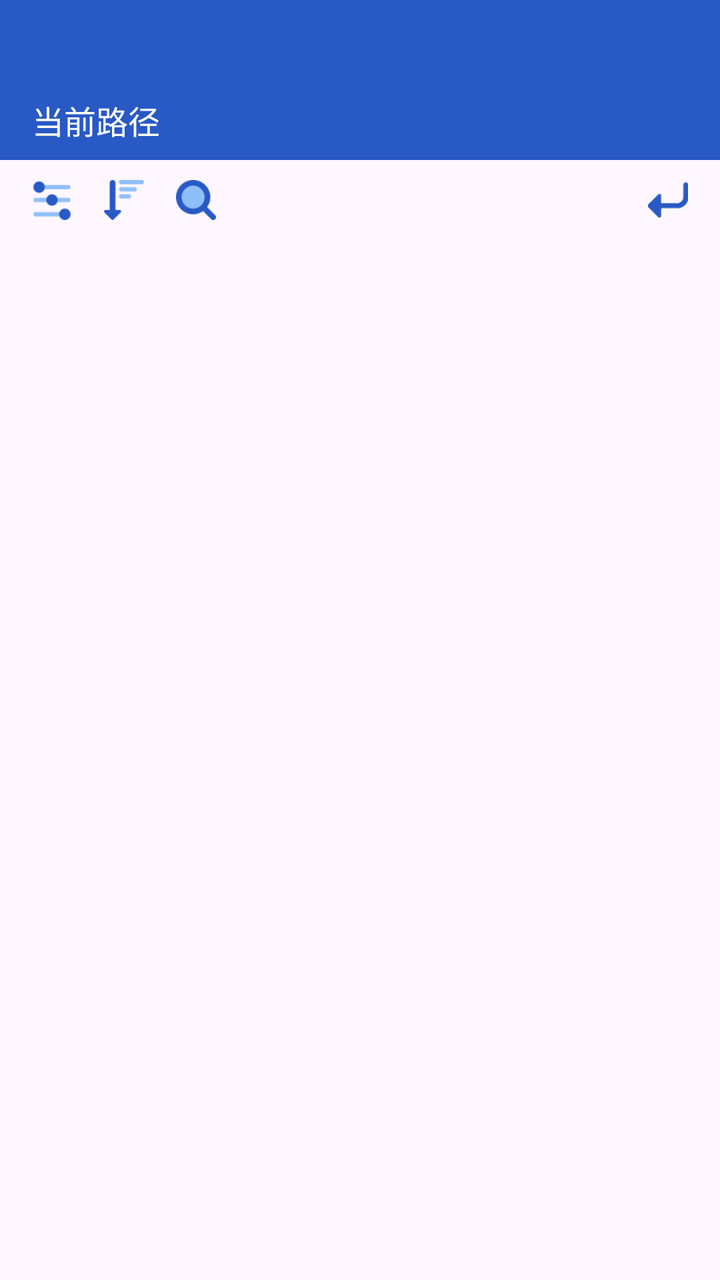
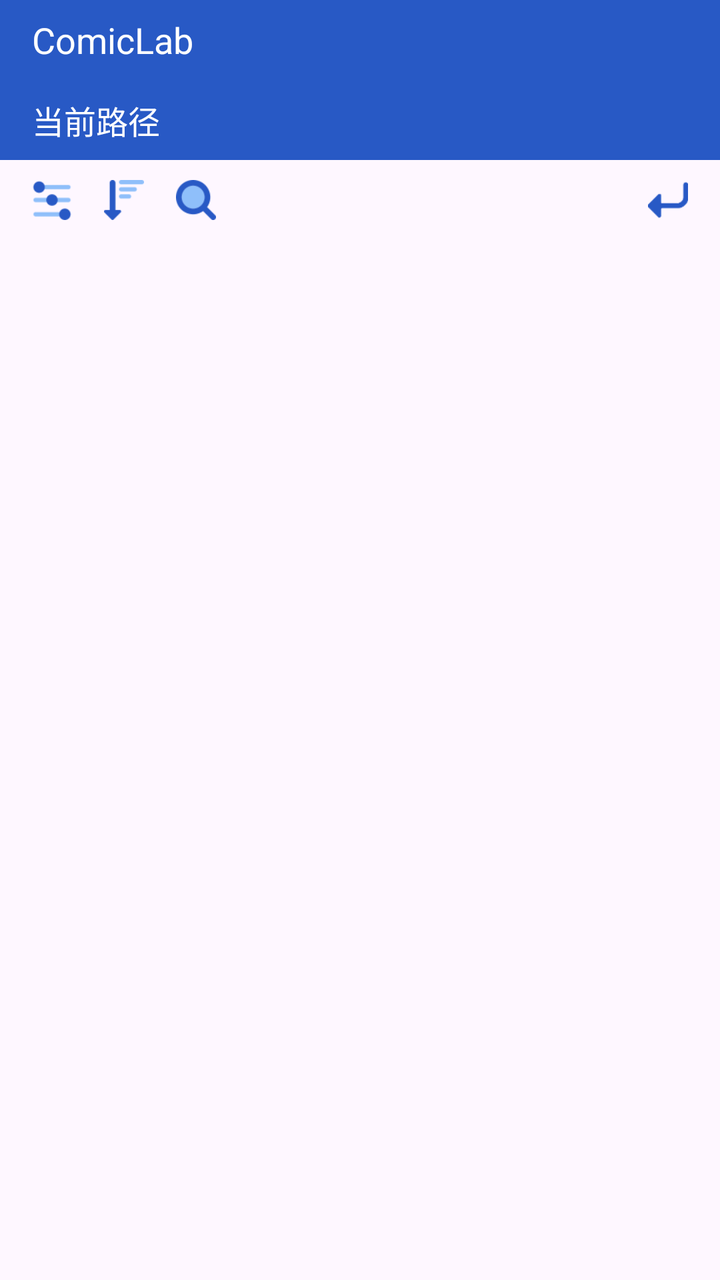

Compare the two renders of this Android layout. The source of the first and the diff that turns it into the second are given below.
<!-- AndroidManifest.xml: application theme Theme.ComicLab -->
<!-- res/layout/activity_main.xml -->
<?xml version="1.0" encoding="utf-8"?>
<androidx.constraintlayout.widget.ConstraintLayout xmlns:android="http://schemas.android.com/apk/res/android"
    xmlns:app="http://schemas.android.com/apk/res-auto"
    xmlns:tools="http://schemas.android.com/tools"
    android:id="@+id/main"
    android:layout_width="match_parent"
    android:layout_height="match_parent"
    tools:context=".MainActivity">

    
    <LinearLayout
        android:id="@+id/linearLayoutTitle"
        android:layout_width="match_parent"
        android:layout_height="40dp"
        android:background="#2859C5"
        android:gravity="center_vertical"
        android:orientation="horizontal"
        android:paddingStart="16dp"
        android:paddingEnd="16dp"
        app:layout_constraintTop_toTopOf="parent">
    </LinearLayout>

    <LinearLayout
        android:id="@+id/linearLayoutPath"
        android:layout_width="match_parent"
        android:layout_height="40dp"
        android:background="#2859C5"
        android:gravity="center_vertical"
        android:orientation="horizontal"
        android:paddingStart="16dp"
        android:paddingEnd="16dp"
        app:layout_constraintTop_toBottomOf="@+id/linearLayoutTitle">

        
        <EditText
            android:id="@+id/etPath"
            android:layout_width="0dp"
            android:layout_height="wrap_content"
            android:layout_weight="1"
            android:background="@android:color/transparent"
            android:clickable="false"
            android:focusable="false"
            android:text="当前路径"
            android:textColor="@android:color/white"
            android:textSize="16sp" />
    </LinearLayout>

    
    <LinearLayout
        android:id="@+id/linearLayoutTool"
        android:layout_width="match_parent"
        android:layout_height="40dp"
        android:background="?android:attr/colorBackground"
        android:gravity="center_vertical"
        android:orientation="horizontal"
        android:paddingStart="16dp"
        android:paddingEnd="16dp"
        app:layout_constraintTop_toBottomOf="@+id/linearLayoutPath">

        
        <ImageButton
            android:id="@+id/btnOptions"
            android:layout_width="20dp"
            android:layout_height="20dp"
            android:background="?attr/selectableItemBackgroundBorderless"
            android:contentDescription="Options"
            android:scaleType="centerInside"
            android:src="@drawable/png_options_icon" />

        
        <ImageButton
            android:id="@+id/btnSort"
            android:layout_width="20dp"
            android:layout_height="20dp"
            android:layout_marginStart="16dp"
            android:background="?attr/selectableItemBackgroundBorderless"
            android:contentDescription="Sort"
            android:scaleType="centerInside"
            android:src="@drawable/png_sort_icon" />

        
        <ImageButton
            android:id="@+id/btnSearch"
            android:layout_width="20dp"
            android:layout_height="20dp"
            android:layout_marginStart="16dp"
            android:background="?attr/selectableItemBackgroundBorderless"
            android:contentDescription="Search"
            android:scaleType="centerInside"
            android:src="@drawable/png_search_icon" />

        
        <View
            android:layout_width="0dp"
            android:layout_height="match_parent"
            android:layout_weight="1" />

        
        <ImageButton
            android:id="@+id/btnBack"
            android:layout_width="20dp"
            android:layout_height="20dp"
            android:layout_marginStart="16dp"
            android:background="?attr/selectableItemBackgroundBorderless"
            android:contentDescription="Back"
            android:scaleType="centerInside"
            android:src="@drawable/png_back_icon" />
    </LinearLayout>

    
    <ListView
        android:id="@+id/listFiles"
        android:layout_width="match_parent"
        android:layout_height="0dp"
        app:layout_constraintBottom_toTopOf="@+id/linearLayoutBottom"
        app:layout_constraintLeft_toLeftOf="parent"
        app:layout_constraintRight_toRightOf="parent"
        app:layout_constraintTop_toBottomOf="@+id/linearLayoutTool" />

    
    <LinearLayout
        android:id="@+id/linearLayoutBottom"
        android:layout_width="match_parent"
        android:background="@android:color/transparent"
        android:layout_height="50dp"
        android:gravity="center_vertical"
        android:orientation="horizontal"
        android:paddingStart="16dp"
        android:paddingEnd="16dp"
        app:layout_constraintTop_toBottomOf="@+id/listFiles"
        app:layout_constraintBottom_toBottomOf="parent">
    </LinearLayout>

</androidx.constraintlayout.widget.ConstraintLayout>
<!-- resources referenced by this layout -->
<resources>
  <!-- drawable png_back_icon: png bitmap (drawable, 595 bytes) -->
  <!-- drawable png_options_icon: png bitmap (drawable, 1207 bytes) -->
  <!-- drawable png_search_icon: png bitmap (drawable, 1738 bytes) -->
  <!-- drawable png_sort_icon: png bitmap (drawable, 678 bytes) -->
  <style name="Theme.ComicLab" parent="Base.Theme.ComicLab" />
  <style name="Base.Theme.ComicLab" parent="Theme.Material3.DayNight.NoActionBar">
          
          
      </style>
</resources>

<!-- the commit's change to res/layout/activity_main.xml (unified diff, before → after) -->
@@ -7,7 +7,6 @@
     android:layout_height="match_parent"
     tools:context=".MainActivity">
 
-    
     <LinearLayout
         android:id="@+id/linearLayoutTitle"
         android:layout_width="match_parent"
@@ -18,6 +17,13 @@
         android:paddingStart="16dp"
         android:paddingEnd="16dp"
         app:layout_constraintTop_toTopOf="parent">
+
+        <TextView
+            android:layout_width="wrap_content"
+            android:layout_height="wrap_content"
+            android:text="@string/app_name"
+            android:textColor="@android:color/white"
+            android:textSize="18sp" />
     </LinearLayout>
 
     <LinearLayout
@@ -31,7 +37,6 @@
         android:paddingEnd="16dp"
         app:layout_constraintTop_toBottomOf="@+id/linearLayoutTitle">
 
-        
         <EditText
             android:id="@+id/etPath"
             android:layout_width="0dp"
@@ -40,12 +45,11 @@
             android:background="@android:color/transparent"
             android:clickable="false"
             android:focusable="false"
-            android:text="当前路径"
+            android:text="@string/path_placeholder"
             android:textColor="@android:color/white"
             android:textSize="16sp" />
     </LinearLayout>
 
-    
     <LinearLayout
         android:id="@+id/linearLayoutTool"
         android:layout_width="match_parent"
@@ -57,57 +61,51 @@
         android:paddingEnd="16dp"
         app:layout_constraintTop_toBottomOf="@+id/linearLayoutPath">
 
-        
         <ImageButton
             android:id="@+id/btnOptions"
             android:layout_width="20dp"
             android:layout_height="20dp"
             android:background="?attr/selectableItemBackgroundBorderless"
-            android:contentDescription="Options"
+            android:contentDescription="@string/choose_directory"
             android:scaleType="centerInside"
             android:src="@drawable/png_options_icon" />
 
-        
         <ImageButton
             android:id="@+id/btnSort"
             android:layout_width="20dp"
             android:layout_height="20dp"
             android:layout_marginStart="16dp"
             android:background="?attr/selectableItemBackgroundBorderless"
-            android:contentDescription="Sort"
+            android:contentDescription="@string/sort"
             android:scaleType="centerInside"
             android:src="@drawable/png_sort_icon" />
 
-        
         <ImageButton
             android:id="@+id/btnSearch"
             android:layout_width="20dp"
             android:layout_height="20dp"
             android:layout_marginStart="16dp"
             android:background="?attr/selectableItemBackgroundBorderless"
-            android:contentDescription="Search"
+            android:contentDescription="@string/open_file"
             android:scaleType="centerInside"
             android:src="@drawable/png_search_icon" />
 
-        
         <View
             android:layout_width="0dp"
             android:layout_height="match_parent"
             android:layout_weight="1" />
 
-        
         <ImageButton
             android:id="@+id/btnBack"
             android:layout_width="20dp"
             android:layout_height="20dp"
             android:layout_marginStart="16dp"
             android:background="?attr/selectableItemBackgroundBorderless"
-            android:contentDescription="Back"
+            android:contentDescription="@string/back"
             android:scaleType="centerInside"
             android:src="@drawable/png_back_icon" />
     </LinearLayout>
 
-    
     <ListView
         android:id="@+id/listFiles"
         android:layout_width="match_parent"
@@ -117,18 +115,16 @@
         app:layout_constraintRight_toRightOf="parent"
         app:layout_constraintTop_toBottomOf="@+id/linearLayoutTool" />
 
-    
     <LinearLayout
         android:id="@+id/linearLayoutBottom"
         android:layout_width="match_parent"
+        android:layout_height="50dp"
         android:background="@android:color/transparent"
-        android:layout_height="50dp"
         android:gravity="center_vertical"
         android:orientation="horizontal"
         android:paddingStart="16dp"
         android:paddingEnd="16dp"
-        app:layout_constraintTop_toBottomOf="@+id/listFiles"
-        app:layout_constraintBottom_toBottomOf="parent">
-    </LinearLayout>
+        app:layout_constraintBottom_toBottomOf="parent"
+        app:layout_constraintTop_toBottomOf="@+id/listFiles" />
 
 </androidx.constraintlayout.widget.ConstraintLayout>
<!-- resource entries referenced after the edit -->
@@ -4,6 +4,12 @@
   <!-- drawable png_options_icon: png bitmap (drawable, 1207 bytes) -->
   <!-- drawable png_search_icon: png bitmap (drawable, 1738 bytes) -->
   <!-- drawable png_sort_icon: png bitmap (drawable, 678 bytes) -->
+  <string name="app_name">ComicLab</string>
+  <string name="back">返回</string>
+  <string name="choose_directory">存储权限</string>
+  <string name="open_file">刷新</string>
+  <string name="path_placeholder">当前路径</string>
+  <string name="sort">排序</string>
   <style name="Theme.ComicLab" parent="Base.Theme.ComicLab" />
   <style name="Base.Theme.ComicLab" parent="Theme.Material3.DayNight.NoActionBar">
           
